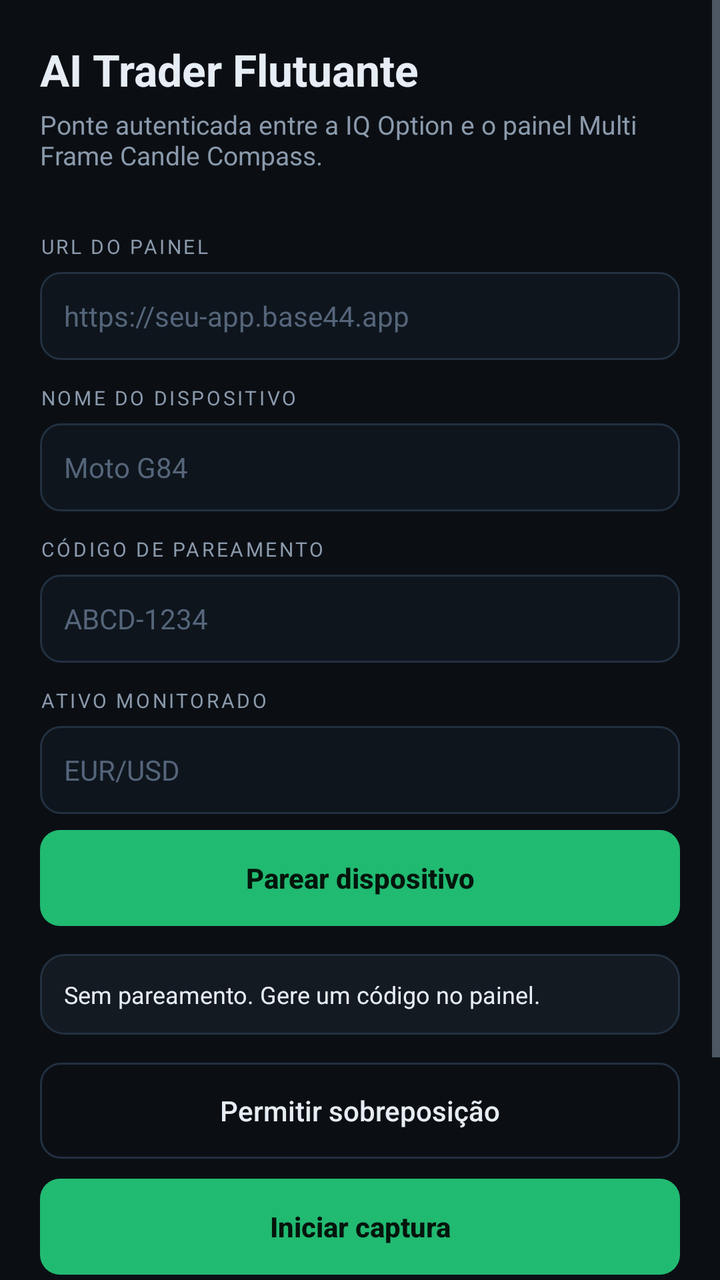
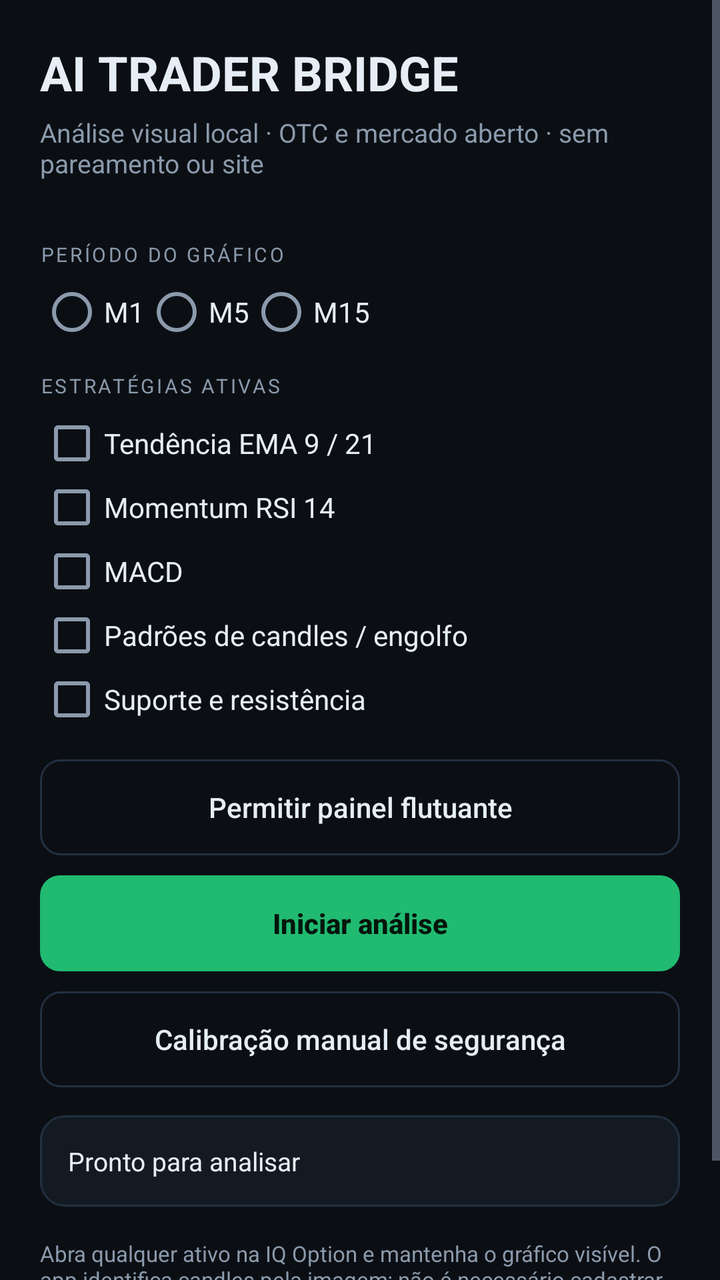

The first picture is an Android layout as it rendered before a commit; the second is the same layout after the commit. The layout source and the unified diff follow.
<!-- AndroidManifest.xml: application theme Theme.AITrader -->
<!-- res/layout/activity_main.xml -->
<?xml version="1.0" encoding="utf-8"?>
<ScrollView xmlns:android="http://schemas.android.com/apk/res/android"
    android:layout_width="match_parent"
    android:layout_height="match_parent"
    android:background="@color/bg"
    android:fillViewport="true">

    <LinearLayout
        android:layout_width="match_parent"
        android:layout_height="wrap_content"
        android:orientation="vertical"
        android:padding="20dp">

        <TextView
            android:layout_width="wrap_content"
            android:layout_height="wrap_content"
            android:text="@string/title"
            android:textColor="@color/text"
            android:textSize="22sp"
            android:textStyle="bold" />

        <TextView
            android:layout_width="match_parent"
            android:layout_height="wrap_content"
            android:layout_marginTop="4dp"
            android:layout_marginBottom="18dp"
            android:text="@string/subtitle"
            android:textColor="@color/muted"
            android:textSize="13sp" />

        <TextView style="@style/Label" android:text="@string/label_server" />

        <EditText
            android:id="@+id/inputServer"
            style="@style/Field"
            android:hint="@string/hint_server"
            android:importantForAutofill="no"
            android:inputType="textUri"
            android:maxLines="1" />

        <TextView style="@style/Label" android:text="@string/label_device" />

        <EditText
            android:id="@+id/inputDevice"
            style="@style/Field"
            android:hint="Moto G84"
            android:importantForAutofill="no"
            android:inputType="text"
            android:maxLines="1" />

        <TextView style="@style/Label" android:text="@string/label_code" />

        <EditText
            android:id="@+id/inputCode"
            style="@style/Field"
            android:hint="@string/hint_code"
            android:importantForAutofill="no"
            android:inputType="textCapCharacters"
            android:maxLines="1" />

        <TextView style="@style/Label" android:text="@string/label_asset" />

        <EditText
            android:id="@+id/inputAsset"
            style="@style/Field"
            android:hint="@string/hint_asset"
            android:importantForAutofill="no"
            android:inputType="text"
            android:maxLines="1" />

        <Button
            android:id="@+id/buttonPair"
            style="@style/PrimaryButton"
            android:layout_marginTop="8dp"
            android:text="@string/action_pair" />

        <TextView
            android:id="@+id/textStatus"
            android:layout_width="match_parent"
            android:layout_height="wrap_content"
            android:layout_marginTop="14dp"
            android:padding="12dp"
            android:background="@drawable/bg_card"
            android:lineSpacingExtra="2dp"
            android:text="@string/state_disconnected"
            android:textColor="@color/text"
            android:textSize="12sp" />

        <Button
            android:id="@+id/buttonOverlay"
            style="@style/GhostButton"
            android:layout_marginTop="14dp"
            android:text="@string/action_overlay" />

        <Button
            android:id="@+id/buttonCapture"
            style="@style/PrimaryButton"
            android:text="@string/action_start" />

        <Button
            android:id="@+id/buttonCalibrate"
            style="@style/GhostButton"
            android:text="@string/action_calibrate" />

        <TextView
            android:layout_width="match_parent"
            android:layout_height="wrap_content"
            android:layout_marginTop="18dp"
            android:text="Fluxo: parear → liberar sobreposição → calibrar → iniciar captura. Abra a IQ Option; o painel flutuante mostra a decisão do motor."
            android:textColor="@color/muted"
            android:textSize="11sp" />
    </LinearLayout>
</ScrollView>
<!-- resources referenced by this layout -->
<resources>
  <color name="bg">#0B0F14</color>
  <color name="muted">#8B9AAC</color>
  <color name="text">#E6EDF5</color>
  <!-- drawable bg_card (drawable) -->
  <?xml version="1.0" encoding="utf-8"?>
  <shape xmlns:android="http://schemas.android.com/apk/res/android" android:shape="rectangle">
      <solid android:color="@color/surface" />
      <corners android:radius="12dp" />
      <stroke android:width="1dp" android:color="@color/stroke" />
  </shape>
  <string name="action_calibrate">Calibrar detector</string>
  <string name="action_overlay">Permitir sobreposição</string>
  <string name="action_pair">Parear dispositivo</string>
  <string name="action_start">Iniciar captura</string>
  <string name="hint_asset">EUR/USD</string>
  <string name="hint_code">ABCD-1234</string>
  <string name="hint_server">https://seu-app.base44.app</string>
  <string name="label_asset">Ativo monitorado</string>
  <string name="label_code">Código de pareamento</string>
  <string name="label_device">Nome do dispositivo</string>
  <string name="label_server">URL do painel</string>
  <string name="state_disconnected">Sem pareamento. Gere um código no painel.</string>
  <string name="subtitle">Ponte autenticada entre a IQ Option e o painel Multi Frame Candle Compass.</string>
  <string name="title">AI Trader Flutuante</string>
  <style name="Field">
          <item name="android:layout_width">match_parent</item>
          <item name="android:layout_height">44dp</item>
          <item name="android:background">@drawable/bg_input</item>
          <item name="android:paddingStart">12dp</item>
          <item name="android:paddingEnd">12dp</item>
          <item name="android:textColor">@color/text</item>
          <item name="android:textColorHint">#55657A</item>
          <item name="android:textSize">14sp</item>
          <item name="android:singleLine">true</item>
      </style>
  <style name="Label">
          <item name="android:layout_width">match_parent</item>
          <item name="android:layout_height">wrap_content</item>
          <item name="android:layout_marginTop">12dp</item>
          <item name="android:layout_marginBottom">6dp</item>
          <item name="android:textAllCaps">true</item>
          <item name="android:letterSpacing">0.12</item>
          <item name="android:textColor">@color/muted</item>
          <item name="android:textSize">10sp</item>
      </style>
  <style name="Theme.AITrader" parent="Theme.AppCompat.NoActionBar">
          <item name="android:windowBackground">@color/bg</item>
          <item name="android:statusBarColor">@color/bg</item>
          <item name="android:navigationBarColor">@color/bg</item>
          <item name="android:textColorPrimary">@color/text</item>
          <item name="android:textColorSecondary">@color/muted</item>
          <item name="colorAccent">@color/brand</item>
      </style>
  <color name="surface">#131A22</color>
  <color name="stroke">#223040</color>
  <!-- drawable bg_input (drawable) -->
  <?xml version="1.0" encoding="utf-8"?>
  <shape xmlns:android="http://schemas.android.com/apk/res/android" android:shape="rectangle">
      <solid android:color="#0E151D" />
      <corners android:radius="10dp" />
      <stroke android:width="1dp" android:color="@color/stroke" />
  </shape>
  <!-- drawable bg_button_ghost (drawable) -->
  <?xml version="1.0" encoding="utf-8"?>
  <shape xmlns:android="http://schemas.android.com/apk/res/android" android:shape="rectangle">
      <solid android:color="#00000000" />
      <corners android:radius="10dp" />
      <stroke android:width="1dp" android:color="@color/stroke" />
  </shape>
  <!-- drawable bg_button_primary (drawable) -->
  <?xml version="1.0" encoding="utf-8"?>
  <shape xmlns:android="http://schemas.android.com/apk/res/android" android:shape="rectangle">
      <solid android:color="@color/brand" />
      <corners android:radius="10dp" />
  </shape>
  <color name="brand">#21BA71</color>
  <!-- unchanged entries left out for length: 2 -->
</resources>

<!-- the commit's change to res/layout/activity_main.xml (unified diff, before → after) -->
@@ -1,113 +1,24 @@
 <?xml version="1.0" encoding="utf-8"?>
-<ScrollView xmlns:android="http://schemas.android.com/apk/res/android"
-    android:layout_width="match_parent"
-    android:layout_height="match_parent"
-    android:background="@color/bg"
-    android:fillViewport="true">
-
-    <LinearLayout
-        android:layout_width="match_parent"
-        android:layout_height="wrap_content"
-        android:orientation="vertical"
-        android:padding="20dp">
-
-        <TextView
-            android:layout_width="wrap_content"
-            android:layout_height="wrap_content"
-            android:text="@string/title"
-            android:textColor="@color/text"
-            android:textSize="22sp"
-            android:textStyle="bold" />
-
-        <TextView
-            android:layout_width="match_parent"
-            android:layout_height="wrap_content"
-            android:layout_marginTop="4dp"
-            android:layout_marginBottom="18dp"
-            android:text="@string/subtitle"
-            android:textColor="@color/muted"
-            android:textSize="13sp" />
-
-        <TextView style="@style/Label" android:text="@string/label_server" />
-
-        <EditText
-            android:id="@+id/inputServer"
-            style="@style/Field"
-            android:hint="@string/hint_server"
-            android:importantForAutofill="no"
-            android:inputType="textUri"
-            android:maxLines="1" />
-
-        <TextView style="@style/Label" android:text="@string/label_device" />
-
-        <EditText
-            android:id="@+id/inputDevice"
-            style="@style/Field"
-            android:hint="Moto G84"
-            android:importantForAutofill="no"
-            android:inputType="text"
-            android:maxLines="1" />
-
-        <TextView style="@style/Label" android:text="@string/label_code" />
-
-        <EditText
-            android:id="@+id/inputCode"
-            style="@style/Field"
-            android:hint="@string/hint_code"
-            android:importantForAutofill="no"
-            android:inputType="textCapCharacters"
-            android:maxLines="1" />
-
-        <TextView style="@style/Label" android:text="@string/label_asset" />
-
-        <EditText
-            android:id="@+id/inputAsset"
-            style="@style/Field"
-            android:hint="@string/hint_asset"
-            android:importantForAutofill="no"
-            android:inputType="text"
-            android:maxLines="1" />
-
-        <Button
-            android:id="@+id/buttonPair"
-            style="@style/PrimaryButton"
-            android:layout_marginTop="8dp"
-            android:text="@string/action_pair" />
-
-        <TextView
-            android:id="@+id/textStatus"
-            android:layout_width="match_parent"
-            android:layout_height="wrap_content"
-            android:layout_marginTop="14dp"
-            android:padding="12dp"
-            android:background="@drawable/bg_card"
-            android:lineSpacingExtra="2dp"
-            android:text="@string/state_disconnected"
-            android:textColor="@color/text"
-            android:textSize="12sp" />
-
-        <Button
-            android:id="@+id/buttonOverlay"
-            style="@style/GhostButton"
-            android:layout_marginTop="14dp"
-            android:text="@string/action_overlay" />
-
-        <Button
-            android:id="@+id/buttonCapture"
-            style="@style/PrimaryButton"
-            android:text="@string/action_start" />
-
-        <Button
-            android:id="@+id/buttonCalibrate"
-            style="@style/GhostButton"
-            android:text="@string/action_calibrate" />
-
-        <TextView
-            android:layout_width="match_parent"
-            android:layout_height="wrap_content"
-            android:layout_marginTop="18dp"
-            android:text="Fluxo: parear → liberar sobreposição → calibrar → iniciar captura. Abra a IQ Option; o painel flutuante mostra a decisão do motor."
-            android:textColor="@color/muted"
-            android:textSize="11sp" />
-    </LinearLayout>
+<ScrollView xmlns:android="http://schemas.android.com/apk/res/android" android:layout_width="match_parent" android:layout_height="match_parent" android:background="@color/bg" android:fillViewport="true">
+ <LinearLayout android:layout_width="match_parent" android:layout_height="wrap_content" android:orientation="vertical" android:padding="20dp">
+  <TextView android:layout_width="wrap_content" android:layout_height="wrap_content" android:text="AI TRADER BRIDGE" android:textColor="@color/text" android:textSize="24sp" android:textStyle="bold" />
+  <TextView android:layout_width="match_parent" android:layout_height="wrap_content" android:layout_marginTop="5dp" android:layout_marginBottom="18dp" android:text="Análise visual local · OTC e mercado aberto · sem pareamento ou site" android:textColor="@color/muted" android:textSize="13sp" />
+  <TextView style="@style/Label" android:text="PERÍODO DO GRÁFICO" />
+  <RadioGroup android:id="@+id/timeframeGroup" android:layout_width="match_parent" android:layout_height="wrap_content" android:orientation="horizontal">
+   <RadioButton android:id="@+id/tfM1" android:layout_width="wrap_content" android:layout_height="wrap_content" android:text="M1" android:textColor="@color/text" />
+   <RadioButton android:id="@+id/tfM5" android:layout_width="wrap_content" android:layout_height="wrap_content" android:text="M5" android:textColor="@color/text" />
+   <RadioButton android:id="@+id/tfM15" android:layout_width="wrap_content" android:layout_height="wrap_content" android:text="M15" android:textColor="@color/text" />
+  </RadioGroup>
+  <TextView style="@style/Label" android:layout_marginTop="14dp" android:text="ESTRATÉGIAS ATIVAS" />
+  <CheckBox android:id="@+id/strategyEma" android:layout_width="match_parent" android:layout_height="wrap_content" android:text="Tendência EMA 9 / 21" android:textColor="@color/text" />
+  <CheckBox android:id="@+id/strategyRsi" android:layout_width="match_parent" android:layout_height="wrap_content" android:text="Momentum RSI 14" android:textColor="@color/text" />
+  <CheckBox android:id="@+id/strategyMacd" android:layout_width="match_parent" android:layout_height="wrap_content" android:text="MACD" android:textColor="@color/text" />
+  <CheckBox android:id="@+id/strategyCandle" android:layout_width="match_parent" android:layout_height="wrap_content" android:text="Padrões de candles / engolfo" android:textColor="@color/text" />
+  <CheckBox android:id="@+id/strategySr" android:layout_width="match_parent" android:layout_height="wrap_content" android:text="Suporte e resistência" android:textColor="@color/text" />
+  <Button android:id="@+id/buttonOverlay" style="@style/GhostButton" android:layout_marginTop="14dp" android:text="Permitir painel flutuante" />
+  <Button android:id="@+id/buttonCapture" style="@style/PrimaryButton" android:text="Iniciar análise" />
+  <Button android:id="@+id/buttonCalibrate" style="@style/GhostButton" android:text="Calibração manual de segurança" />
+  <TextView android:id="@+id/textStatus" android:layout_width="match_parent" android:layout_height="wrap_content" android:layout_marginTop="14dp" android:background="@drawable/bg_card" android:padding="14dp" android:text="Pronto para analisar" android:textColor="@color/text" android:textSize="13sp" />
+  <TextView android:layout_width="match_parent" android:layout_height="wrap_content" android:layout_marginTop="16dp" android:text="Abra qualquer ativo na IQ Option e mantenha o gráfico visível. O app identifica candles pela imagem; não é necessário cadastrar o par. A calibração automática depende de a escala de preços estar visível e legível. Os sinais são informativos; confirme manualmente as operações." android:textColor="@color/muted" android:textSize="11sp" />
+ </LinearLayout>
 </ScrollView>
<!-- resource entries referenced after the edit -->
@@ -10,31 +10,6 @@
       <corners android:radius="12dp" />
       <stroke android:width="1dp" android:color="@color/stroke" />
   </shape>
-  <string name="action_calibrate">Calibrar detector</string>
-  <string name="action_overlay">Permitir sobreposição</string>
-  <string name="action_pair">Parear dispositivo</string>
-  <string name="action_start">Iniciar captura</string>
-  <string name="hint_asset">EUR/USD</string>
-  <string name="hint_code">ABCD-1234</string>
-  <string name="hint_server">https://seu-app.base44.app</string>
-  <string name="label_asset">Ativo monitorado</string>
-  <string name="label_code">Código de pareamento</string>
-  <string name="label_device">Nome do dispositivo</string>
-  <string name="label_server">URL do painel</string>
-  <string name="state_disconnected">Sem pareamento. Gere um código no painel.</string>
-  <string name="subtitle">Ponte autenticada entre a IQ Option e o painel Multi Frame Candle Compass.</string>
-  <string name="title">AI Trader Flutuante</string>
-  <style name="Field">
-          <item name="android:layout_width">match_parent</item>
-          <item name="android:layout_height">44dp</item>
-          <item name="android:background">@drawable/bg_input</item>
-          <item name="android:paddingStart">12dp</item>
-          <item name="android:paddingEnd">12dp</item>
-          <item name="android:textColor">@color/text</item>
-          <item name="android:textColorHint">#55657A</item>
-          <item name="android:textSize">14sp</item>
-          <item name="android:singleLine">true</item>
-      </style>
   <style name="Label">
           <item name="android:layout_width">match_parent</item>
           <item name="android:layout_height">wrap_content</item>
@@ -55,13 +30,6 @@
       </style>
   <color name="surface">#131A22</color>
   <color name="stroke">#223040</color>
-  <!-- drawable bg_input (drawable) -->
-  <?xml version="1.0" encoding="utf-8"?>
-  <shape xmlns:android="http://schemas.android.com/apk/res/android" android:shape="rectangle">
-      <solid android:color="#0E151D" />
-      <corners android:radius="10dp" />
-      <stroke android:width="1dp" android:color="@color/stroke" />
-  </shape>
   <!-- drawable bg_button_ghost (drawable) -->
   <?xml version="1.0" encoding="utf-8"?>
   <shape xmlns:android="http://schemas.android.com/apk/res/android" android:shape="rectangle">
